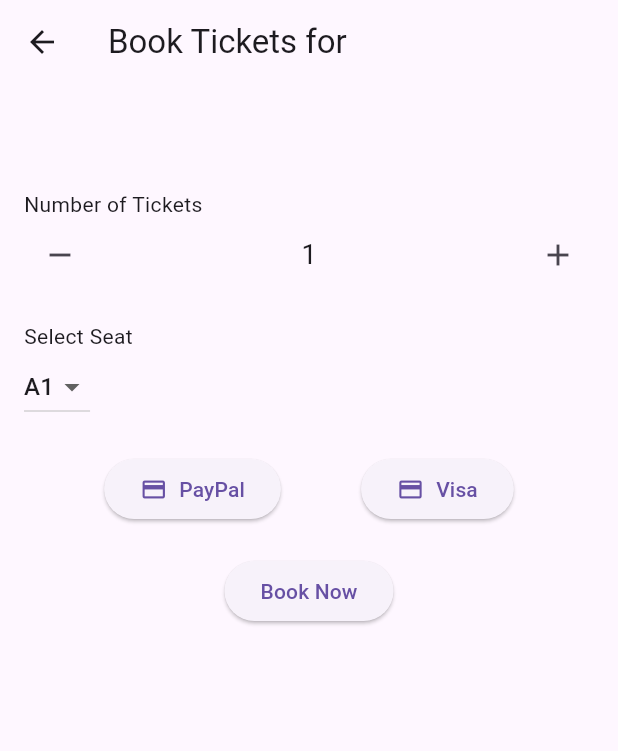
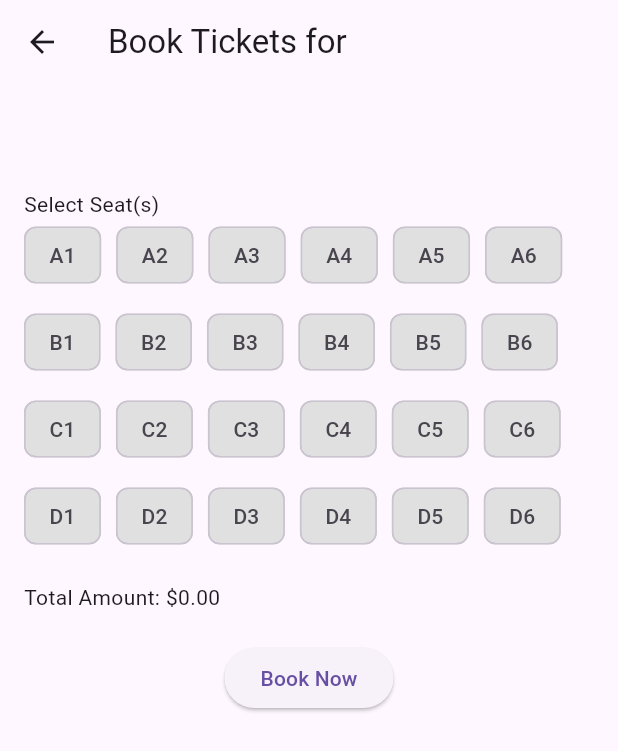
Before and after one commit to dogiatien/moviebookingapp, a Flutter app: the BookingScreen screen opened directly with empty values, on a phone screen of 412 x 824 dp. Shown: the top 751 px of the screen. Run offline on Flutter 3.47's test engine with Material 3 defaults, Android fonts, the phone set to English and light mode, and no system bars; our stand-ins replace carousel_slider; missing offline and left inert: dart:ffi.

```diff
--- a/lib/screens/booking_screen.dart
+++ b/lib/screens/booking_screen.dart
@@ -13,28 +13,54 @@ class BookingScreen extends StatefulWidget {
 
 class _BookingScreenState extends State<BookingScreen> {
   int _ticketCount = 1;
-  String _selectedSeat = 'A1'; // Giá trị mặc định cho ghế ngồi
+  String _selectedSeat = 'A1';
+  List<String> selectedSeats = [];
+  List<String> allSeats = [
+    'A1',
+    'A2',
+    'A3',
+    'A4',
+    'A5',
+    'A6',
+    'B1',
+    'B2',
+    'B3',
+    'B4',
+    'B5',
+    'B6',
+    'C1',
+    'C2',
+    'C3',
+    'C4',
+    'C5',
+    'C6',
+    'D1',
+    'D2',
+    'D3',
+    'D4',
+    'D5',
+    'D6',
+  ];
 
-// Sử dụng kiểu String thay vì String?
-  void _handleChangeSeat(String? newValue) {
-    if (newValue != null) {
+  double _ticketPrice = 70.000; // Giả sử giá vé mặc định là $10
+
+  // Tính giá vé cho từng ghế
+  double _calculateTicketPrice() {
+    return selectedSeats.length * _ticketPrice;
+  }
+
+  void _toggleSelectedSeat(String seat) {
     setState(() {
-        _selectedSeat = newValue;
+      if (selectedSeats.contains(seat)) {
+        selectedSeats.remove(seat);
+      } else {
+        selectedSeats.add(seat);
+      }
     });
-    }
   }
 
   @override
   Widget build(BuildContext context) {
-    List<String> seats = [
-      'A1',
-      'A2',
-      'A3',
-      'B1',
-      'B2',
-      'B3'
-    ]; // Danh sách các ghế ngồi
-
     return Scaffold(
       appBar: AppBar(
         title: Text('Book Tickets for ${widget.movie.title}'),
@@ -49,85 +75,45 @@ class _BookingScreenState extends State<BookingScreen> {
               style: TextStyle(fontSize: 24, fontWeight: FontWeight.bold),
             ),
             SizedBox(height: 20),
-            Text('Number of Tickets'),
-            Row(
-              mainAxisAlignment: MainAxisAlignment.spaceBetween,
-              children: [
-                IconButton(
-                  icon: Icon(Icons.remove),
-                  onPressed: () {
-                    setState(() {
-                      if (_ticketCount > 1) _ticketCount--;
-                    });
-                  },
+            Text('Select Seat(s)'),
+            Wrap(
+              spacing: 10.0,
+              runSpacing: 10.0,
+              children: allSeats.map((seat) {
+                bool isSelected = selectedSeats.contains(seat);
+                return GestureDetector(
+                  onTap: () => _toggleSelectedSeat(seat),
+                  child: Chip(
+                    label: Text(seat),
+                    backgroundColor:
+                        isSelected ? Colors.blue : Colors.grey.shade300,
                   ),
-                Text(_ticketCount.toString(), style: TextStyle(fontSize: 18)),
-                IconButton(
-                  icon: Icon(Icons.add),
-                  onPressed: () {
-                    setState(() {
-                      _ticketCount++;
-                    });
-                  },
-                ),
-              ],
-            ),
-            SizedBox(height: 20),
-            Text('Select Seat'),
-            DropdownButton<String>(
-              value: _selectedSeat,
-              onChanged: _handleChangeSeat,
-              items: seats.map<DropdownMenuItem<String>>((String value) {
-                return DropdownMenuItem<String>(
-                  value: value,
-                  child: Text(value),
                 );
               }).toList(),
             ),
             SizedBox(height: 20),
-            Row(
-              mainAxisAlignment: MainAxisAlignment.spaceEvenly,
-              children: [
-                ElevatedButton(
-                  onPressed: () {
-                    // Xử lý thanh toán qua PayPal
-                    _handlePayment('PayPal');
-                  },
-                  child: Row(
-                    children: [
-                      Icon(Icons.payment),
-                      SizedBox(width: 8),
-                      Text('PayPal'),
-                    ],
-                  ),
-                ),
-                ElevatedButton(
-                  onPressed: () {
-                    // Xử lý thanh toán qua Visa
-                    _handlePayment('Visa');
-                  },
-                  child: Row(
-                    children: [
-                      Icon(Icons.credit_card),
-                      SizedBox(width: 8),
-                      Text('Visa'),
-                    ],
-                  ),
-                ),
-              ],
-            ),
+            Text(
+                'Total Amount: \$${_calculateTicketPrice().toStringAsFixed(2)}'),
             SizedBox(height: 20),
             Center(
               child: ElevatedButton(
                 onPressed: () {
-                  // Điều hướng đến màn hình thành công
+                  if (selectedSeats.isNotEmpty) {
                     Navigator.of(context).pushReplacement(
                       MaterialPageRoute(
                         builder: (ctx) => SuccessScreen(),
                       ),
                     );
+                  } else {
+                    ScaffoldMessenger.of(context).showSnackBar(
+                      SnackBar(
+                          content: Text('Please select at least one seat!')),
+                    );
+                  }
                 },
-                child: Text('Book Now'),
+                child: Text(
+                  'Book Now',
+                ),
               ),
             ),
           ],
```
Also changed, not shown: lib/main.dart (+22 -6 lines), lib/screens/manage_movies.dart (added, +15 -0 lines), lib/screens/manage_showtimes.dart (added, +15 -0 lines), lib/screens/manage_tickets.dart (added, +15 -0 lines), lib/screens/manage_users.dart (added, +15 -0 lines), lib/screens/movie_detail_screen.dart (+26 -73 lines). Lines whose indentation alone changed are shown as unchanged.
